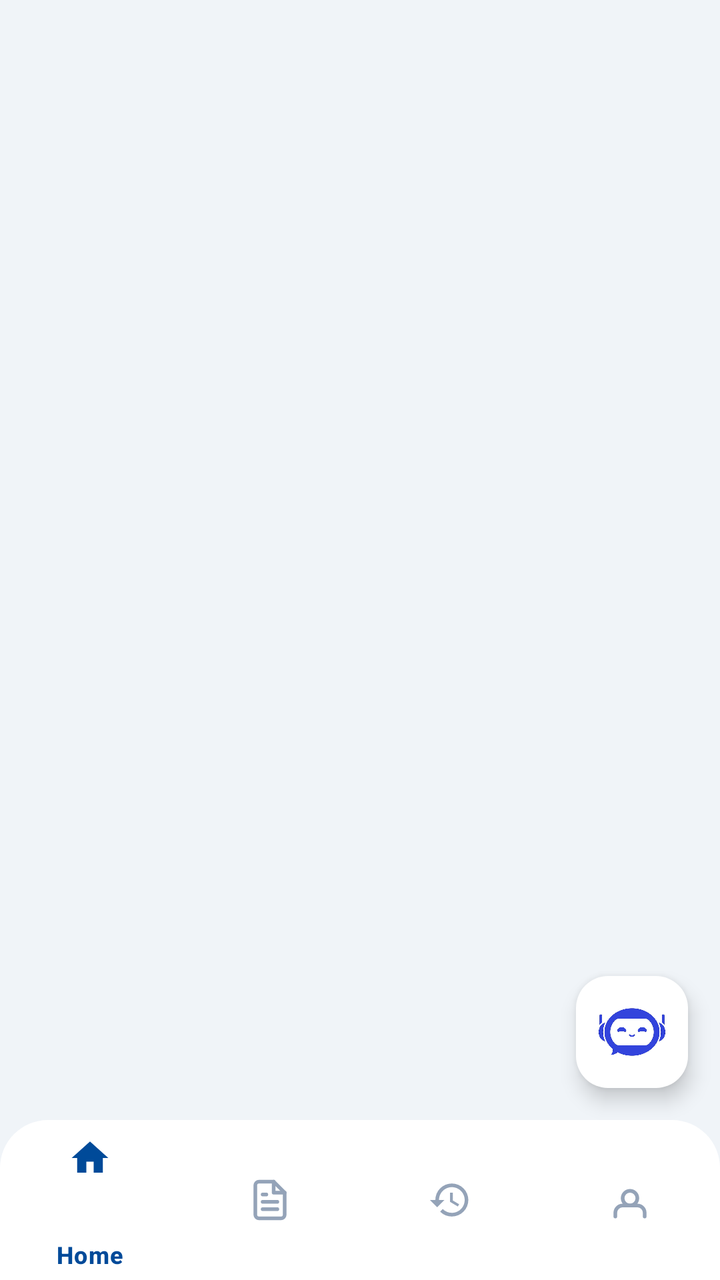
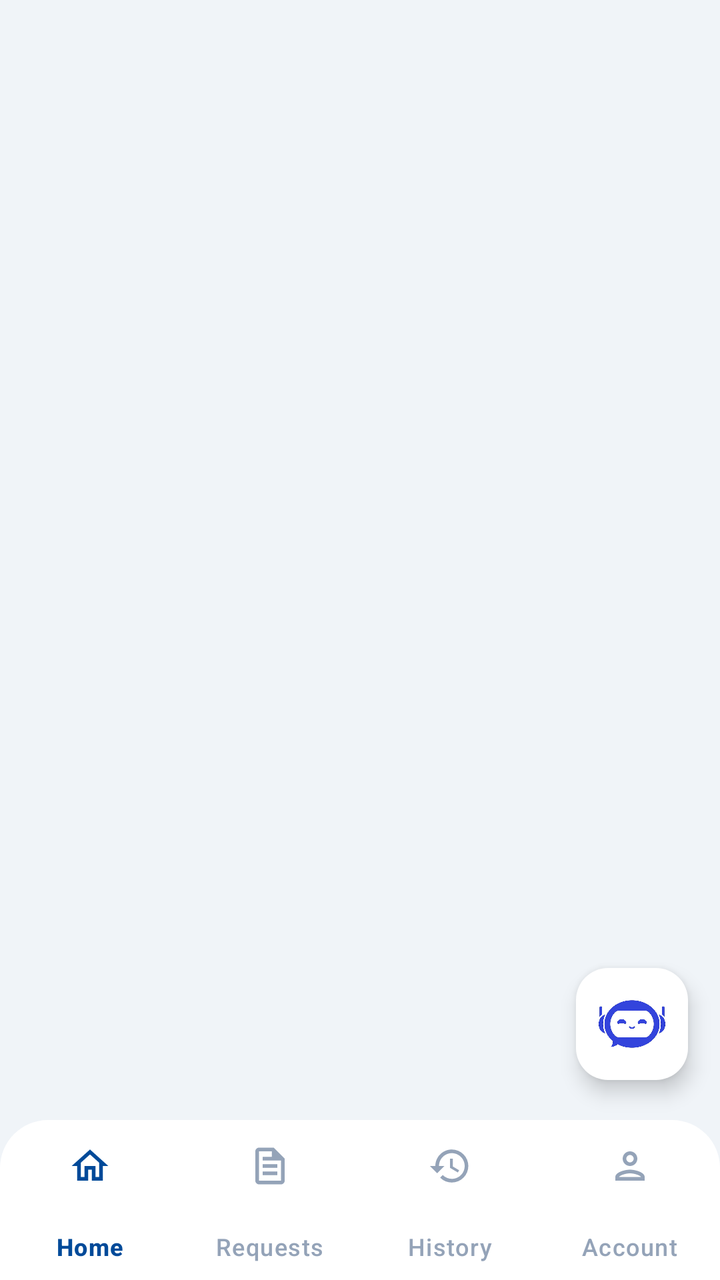

Before-and-after screenshots of an Android layout around one commit, followed by the original layout XML and the change that was made.
<!-- AndroidManifest.xml: application theme Theme.STRACT -->
<!-- res/layout/activity_client_dashboard.xml -->
<?xml version="1.0" encoding="utf-8"?>
<LinearLayout
    xmlns:android="http://schemas.android.com/apk/res/android"
    xmlns:app="http://schemas.android.com/apk/res-auto"
    android:id="@+id/clientRootLayout"
    android:layout_width="match_parent"
    android:layout_height="match_parent"
    android:orientation="vertical"
    android:background="#F0F4F8">

    <androidx.coordinatorlayout.widget.CoordinatorLayout
        android:layout_width="match_parent"
        android:layout_height="0dp"
        android:layout_weight="1">

        <FrameLayout
            android:id="@+id/clientFragmentContainer"
            android:layout_width="match_parent"
            android:layout_height="match_parent" />

        <com.google.android.material.floatingactionbutton.FloatingActionButton
            android:id="@+id/fabChat"
            android:layout_width="wrap_content"
            android:layout_height="wrap_content"
            android:layout_gravity="bottom|end"
            android:layout_margin="16dp"
            app:maxImageSize="40dp"
            android:scaleType="centerInside"
            app:srcCompat="@drawable/chatbot_logo"
            app:tint="@null"
            app:backgroundTint="#FFFFFF"
            android:contentDescription="Chat with AI" />

    </androidx.coordinatorlayout.widget.CoordinatorLayout>

    <com.google.android.material.bottomnavigation.BottomNavigationView
        android:id="@+id/clientBottomNav"
        android:layout_width="match_parent"
        android:layout_height="wrap_content"
        android:background="@drawable/bg_bottom_nav"
        android:elevation="12dp"
        app:menu="@menu/client_bottom_menu"
        app:itemIconSize="22dp"
        app:itemIconTint="@color/nav_item_color"
        app:itemTextColor="@color/nav_item_color"
        app:labelVisibilityMode="selected"
        app:itemPaddingTop="8dp"
        app:itemPaddingBottom="8dp" />

</LinearLayout>
<!-- resources referenced by this layout -->
<resources>
  <!-- drawable bg_bottom_nav (drawable) -->
  <?xml version="1.0" encoding="utf-8"?>
  <shape xmlns:android="http://schemas.android.com/apk/res/android"
      android:shape="rectangle">
      <solid android:color="#FFFFFF" />
      <corners
          android:topLeftRadius="24dp"
          android:topRightRadius="24dp" />
  </shape>
  <!-- drawable chatbot_logo: jpg bitmap (drawable, 18994 bytes) -->
  <style name="Theme.STRACT" parent="Base.Theme.STRACT" />
  <style name="Base.Theme.STRACT" parent="Theme.Material3.DayNight.NoActionBar">
          <item name="colorPrimary">#004A99</item>
          <item name="colorPrimaryContainer">#004A99</item>
          <item name="colorOnPrimary">#FFFFFF</item>
          <item name="colorSecondary">#004A99</item>
          <item name="colorOnSecondary">#FFFFFF</item>
          <item name="colorTertiary">#004A99</item>
          <item name="colorSecondaryContainer">#EBF2FF</item>
          <item name="colorOnSecondaryContainer">#004A99</item>
          <item name="android:statusBarColor">#004A99</item>
          <item name="android:navigationBarColor">#FFFFFF</item>
          <item name="android:windowLightStatusBar" tools:targetApi="m">false</item>
      </style>
</resources>

<!-- the commit's change to res/layout/activity_client_dashboard.xml (unified diff, before → after) -->
@@ -1,50 +1,46 @@
 <?xml version="1.0" encoding="utf-8"?>
-<LinearLayout
+<androidx.coordinatorlayout.widget.CoordinatorLayout
     xmlns:android="http://schemas.android.com/apk/res/android"
     xmlns:app="http://schemas.android.com/apk/res-auto"
     android:id="@+id/clientRootLayout"
     android:layout_width="match_parent"
     android:layout_height="match_parent"
-    android:orientation="vertical"
     android:background="#F0F4F8">
 
-    <androidx.coordinatorlayout.widget.CoordinatorLayout
+    <FrameLayout
+        android:id="@+id/clientFragmentContainer"
         android:layout_width="match_parent"
-        android:layout_height="0dp"
-        android:layout_weight="1">
+        android:layout_height="match_parent"
+        android:layout_marginBottom="88dp" />
 
-        <FrameLayout
-            android:id="@+id/clientFragmentContainer"
-            android:layout_width="match_parent"
-            android:layout_height="match_parent" />
-
-        <com.google.android.material.floatingactionbutton.FloatingActionButton
-            android:id="@+id/fabChat"
-            android:layout_width="wrap_content"
-            android:layout_height="wrap_content"
-            android:layout_gravity="bottom|end"
-            android:layout_margin="16dp"
-            app:maxImageSize="40dp"
-            android:scaleType="centerInside"
-            app:srcCompat="@drawable/chatbot_logo"
-            app:tint="@null"
-            app:backgroundTint="#FFFFFF"
-            android:contentDescription="Chat with AI" />
-
-    </androidx.coordinatorlayout.widget.CoordinatorLayout>
+    <com.google.android.material.floatingactionbutton.FloatingActionButton
+        android:id="@+id/fabChat"
+        android:layout_width="wrap_content"
+        android:layout_height="wrap_content"
+        android:layout_gravity="bottom|end"
+        android:layout_marginEnd="16dp"
+        android:layout_marginBottom="100dp"
+        app:maxImageSize="40dp"
+        android:scaleType="centerInside"
+        app:srcCompat="@drawable/chatbot_logo"
+        app:tint="@null"
+        app:backgroundTint="#FFFFFF"
+        android:contentDescription="Chat with AI" />
 
     <com.google.android.material.bottomnavigation.BottomNavigationView
         android:id="@+id/clientBottomNav"
         android:layout_width="match_parent"
         android:layout_height="wrap_content"
+        android:layout_gravity="bottom"
         android:background="@drawable/bg_bottom_nav"
+        app:backgroundTint="@null"
         android:elevation="12dp"
         app:menu="@menu/client_bottom_menu"
         app:itemIconSize="22dp"
         app:itemIconTint="@color/nav_item_color"
         app:itemTextColor="@color/nav_item_color"
-        app:labelVisibilityMode="selected"
-        app:itemPaddingTop="8dp"
-        app:itemPaddingBottom="8dp" />
+        app:labelVisibilityMode="labeled"
+        app:itemPaddingTop="12dp"
+        app:itemPaddingBottom="12dp" />
 
-</LinearLayout>
+</androidx.coordinatorlayout.widget.CoordinatorLayout>
